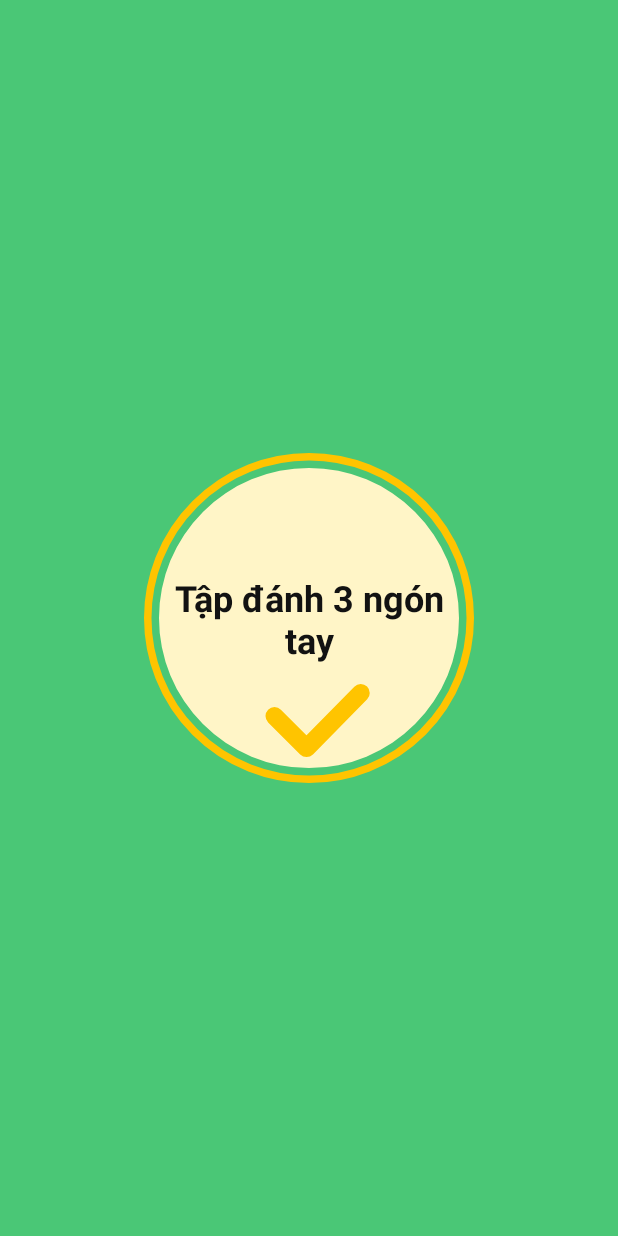
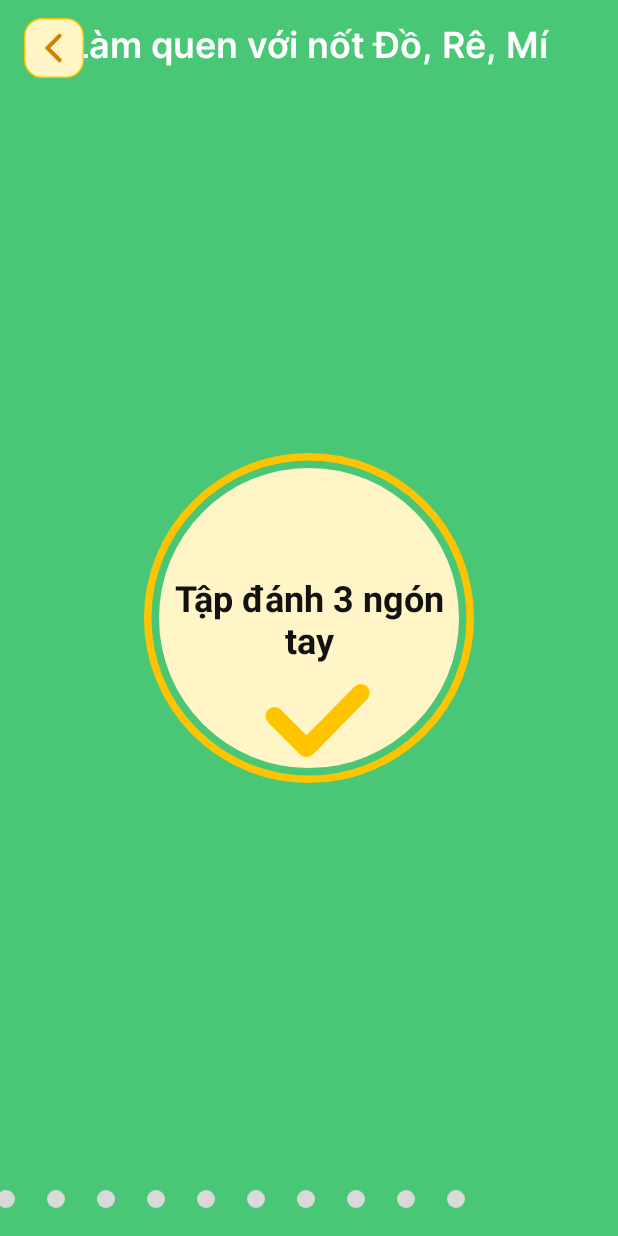
Before and after one commit to VyNguyenXuan/PianoTutorial, an Android app: the screen it shows after launch (CourseDetailActivity), on a phone screen of 412 x 824 dp. Run offline under Robolectric (Android 15) with nearby library versions, the phone set to English and light mode, and no system bars; our stand-ins replace data binding.

Commit message:
Update code

```diff
--- a/app/src/main/java/com/example/pianotutorial/constants/adapters/course_detail/CourseDetailAdapter.java
+++ b/app/src/main/java/com/example/pianotutorial/constants/adapters/course_detail/CourseDetailAdapter.java
@@ -1,13 +1,17 @@
 package com.example.pianotutorial.constants.adapters.course_detail;
 
 import android.content.Context;
+import android.content.Intent;
 import android.view.LayoutInflater;
+import android.view.View;
 import android.view.ViewGroup;
+import android.widget.Toast;
 
 import androidx.annotation.NonNull;
 import androidx.recyclerview.widget.RecyclerView;
 
 import com.example.pianotutorial.databinding.ItemCourseDetailBinding;
+import com.example.pianotutorial.features.playscreen.activities.PlayScreenActivity;
 
 import java.util.List;
 
@@ -31,6 +35,13 @@ public class CourseDetailAdapter extends RecyclerView.Adapter<CourseDetailAdapte
     @Override
     public void onBindViewHolder(@NonNull CourseDetailViewHolder holder, int position) {
         int value = integerList.get(position);
+        holder.binding.courseButton.setOnClickListener(v -> {
+            Intent intent = new Intent(context, PlayScreenActivity.class);
+            intent.putExtra("ITEM_VALUE", value);
+            context.startActivity(intent);
+        });
+
+        holder.binding.executePendingBindings();
     }
 
     @Override
--- a/app/src/main/java/com/example/pianotutorial/features/course_detail/activities/CourseDetailActivity.java
+++ b/app/src/main/java/com/example/pianotutorial/features/course_detail/activities/CourseDetailActivity.java
@@ -2,13 +2,15 @@ package com.example.pianotutorial.features.course_detail.activities;
 
 import android.content.Context;
 import android.os.Bundle;
+import android.view.LayoutInflater;
+import android.view.View;
+import android.widget.ImageView;
+import android.widget.LinearLayout;
 
 import androidx.annotation.Nullable;
 import androidx.appcompat.app.AppCompatActivity;
 import androidx.databinding.DataBindingUtil;
-import androidx.recyclerview.widget.LinearLayoutManager;
-import androidx.recyclerview.widget.PagerSnapHelper;
-import androidx.recyclerview.widget.RecyclerView;
+import androidx.viewpager2.widget.ViewPager2;
 
 import com.example.pianotutorial.R;
 import com.example.pianotutorial.constants.adapters.course_detail.CourseDetailAdapter;
@@ -22,8 +24,6 @@ public class CourseDetailActivity extends AppCompatActivity {
 
     private ActivityCourseDetailBinding activityCourseDetailBinding;
     private CourseDetailEventHandler courseDetailEventHandler;
-    PagerSnapHelper snapHelper = new PagerSnapHelper();
-
 
     @Override
     protected void onCreate(@Nullable Bundle savedInstanceState) {
@@ -47,18 +47,49 @@ public class CourseDetailActivity extends AppCompatActivity {
         courseDetailEventHandler = new CourseDetailEventHandler(this);
         activityCourseDetailBinding.setEventHandler(courseDetailEventHandler);
 
-        // Set up the RecyclerView
-        displayCarouselBannerView(integerList, this);
+        // Set up the ViewPager2
+        setupViewPager2(integerList, this);
     }
 
-    private void displayCarouselBannerView(List<Integer> integerList, Context context) {
-        RecyclerView _carouselRecyclerView = activityCourseDetailBinding.carouselRecyclerView;
+    private void setupViewPager2(List<Integer> integerList, Context context) {
+        ViewPager2 viewPager2 = activityCourseDetailBinding.viewPager2;
+        CourseDetailAdapter adapter = new CourseDetailAdapter(context, integerList);
+        viewPager2.setAdapter(adapter);
 
-        CourseDetailAdapter adapter = new CourseDetailAdapter(context, integerList);
+        LinearLayout indicatorLayout = activityCourseDetailBinding.indicatorLayout;
+        setupIndicators(indicatorLayout, integerList.size(), context);
 
-        _carouselRecyclerView.setLayoutManager(new LinearLayoutManager(context, LinearLayoutManager.HORIZONTAL, false));
-        snapHelper.attachToRecyclerView(_carouselRecyclerView);
-        _carouselRecyclerView.setHasFixedSize(true);
-        _carouselRecyclerView.setAdapter(adapter);
+        viewPager2.registerOnPageChangeCallback(new ViewPager2.OnPageChangeCallback() {
+            @Override
+            public void onPageSelected(int position) {
+                super.onPageSelected(position);
+                updateIndicators(indicatorLayout, position);
+            }
+        });
+    }
+
+    private void setupIndicators(LinearLayout indicatorLayout, int itemCount, Context context) {
+        for (int i = 0; i < itemCount; i++) {
+            ImageView indicator = new ImageView(context);
+            indicator.setImageResource(R.drawable.tab_indicator_unselected);
+            LinearLayout.LayoutParams params = new LinearLayout.LayoutParams(
+                    LinearLayout.LayoutParams.WRAP_CONTENT,
+                    LinearLayout.LayoutParams.WRAP_CONTENT
+            );
+            params.setMargins(16, 16, 16, 24);
+            indicatorLayout.addView(indicator, params);
+        }
+        updateIndicators(indicatorLayout, 0); // set the first indicator as selected
+    }
+
+    private void updateIndicators(LinearLayout indicatorLayout, int position) {
+        for (int i = 0; i < indicatorLayout.getChildCount(); i++) {
+            ImageView indicator = (ImageView) indicatorLayout.getChildAt(i);
+            if (i == position) {
+                indicator.setImageResource(R.drawable.tab_indicator_selected);
+            } else {
+                indicator.setImageResource(R.drawable.tab_indicator_unselected);
+            }
+        }
     }
 }
--- a/app/src/main/java/com/example/pianotutorial/features/playscreen/activities/PlayScreenActivity.java
+++ b/app/src/main/java/com/example/pianotutorial/features/playscreen/activities/PlayScreenActivity.java
@@ -61,7 +61,6 @@ public class PlayScreenActivity extends AppCompatActivity implements MidiAware,
         activityPlayscreenBinding = DataBindingUtil.setContentView(this, R.layout.activity_playscreen);
         playScreenViewModel = new ViewModelProvider(this).get(PlayScreenViewModel.class);
         playScreenEventHandler = new PlayScreenEventHandler(playScreenViewModel, this);
-
         activityPlayscreenBinding.setViewModel(playScreenViewModel);
         activityPlayscreenBinding.setEventHandler(playScreenEventHandler);
         activityPlayscreenBinding.setLifecycleOwner(this);
--- /dev/null
+++ b/app/src/main/res/drawable/tab_indicator_selected.xml
@@ -0,0 +1,5 @@
+<shape xmlns:android="http://schemas.android.com/apk/res/android">
+    <solid android:color="@color/yellow" />
+    <corners android:radius="12dp" />
+    <size android:width="12dp" android:height="12dp" />
+</shape>
--- /dev/null
+++ b/app/src/main/res/drawable/tab_indicator_unselected.xml
@@ -0,0 +1,5 @@
+<shape xmlns:android="http://schemas.android.com/apk/res/android">
+    <solid android:color="#D9D9D9" />
+    <corners android:radius="12dp" />
+    <size android:width="12dp" android:height="12dp" />
+</shape>
--- /dev/null
+++ b/app/src/main/res/drawable/vector_back_arrow.xml
@@ -0,0 +1,11 @@
+<vector xmlns:android="http://schemas.android.com/apk/res/android"
+    android:width="19dp"
+    android:height="19dp"
+    android:viewportWidth="19"
+    android:viewportHeight="19">
+  <path
+      android:pathData="M13.157,2.367C13.065,2.275 12.956,2.202 12.835,2.152C12.715,2.102 12.586,2.076 12.456,2.076C12.326,2.076 12.197,2.102 12.077,2.152C11.957,2.202 11.847,2.275 11.756,2.367L5.177,8.946C5.103,9.019 5.045,9.106 5.005,9.202C4.966,9.297 4.945,9.4 4.945,9.504C4.945,9.607 4.966,9.71 5.005,9.806C5.045,9.902 5.103,9.989 5.177,10.062L11.756,16.641C12.144,17.029 12.769,17.029 13.157,16.641C13.545,16.253 13.545,15.627 13.157,15.239L7.425,9.5L13.165,3.76C13.545,3.38 13.545,2.747 13.157,2.367Z"
+      android:strokeWidth="0.2"
+      android:fillColor="@color/darkYellow"
+      android:strokeColor="@color/darkYellow"/>
+</vector>
--- a/app/src/main/res/drawable/vector_icon_button.xml
+++ b/app/src/main/res/drawable/vector_icon_button.xml
@@ -6,6 +6,6 @@
   <path
       android:strokeWidth="1"
       android:pathData="M12,0.5L28,0.5A11.5,11.5 0,0 1,39.5 12L39.5,28A11.5,11.5 0,0 1,28 39.5L12,39.5A11.5,11.5 0,0 1,0.5 28L0.5,12A11.5,11.5 0,0 1,12 0.5z"
-      android:fillColor="#ffffff"
-      android:strokeColor="#E8ECF4"/>
+      android:fillColor="@color/lightYellow"
+      android:strokeColor="@color/yellow"/>
 </vector>
--- a/app/src/main/res/drawable/vector_toc.xml
+++ b/app/src/main/res/drawable/vector_toc.xml
@@ -5,5 +5,5 @@
     android:viewportHeight="30">
   <path
       android:pathData="M3.75,11.25H21.25V8.75H3.75V11.25ZM3.75,16.25H21.25V13.75H3.75V16.25ZM3.75,21.25H21.25V18.75H3.75V21.25ZM23.75,21.25H26.25V18.75H23.75V21.25ZM23.75,8.75V11.25H26.25V8.75H23.75ZM23.75,16.25H26.25V13.75H23.75V16.25Z"
-      android:fillColor="#000000"/>
+      android:fillColor="@color/darkYellow"/>
 </vector>
--- a/app/src/main/res/layout/activity_course_detail.xml
+++ b/app/src/main/res/layout/activity_course_detail.xml
@@ -1,37 +1,60 @@
 <?xml version="1.0" encoding="utf-8"?>
-<layout xmlns:app="http://schemas.android.com/apk/res-auto"
-    xmlns:android="http://schemas.android.com/apk/res/android"
-    >
+<layout xmlns:android="http://schemas.android.com/apk/res/android"
+    xmlns:app="http://schemas.android.com/apk/res-auto">
+
     <data>
+
         <variable
             name="eventHandler"
             type="com.example.pianotutorial.features.course_detail.eventhandlers.CourseDetailEventHandler" />
     </data>
+
     <androidx.constraintlayout.widget.ConstraintLayout
         android:layout_width="match_parent"
         android:layout_height="match_parent"
-        android:background="@color/green"
-        android:onClick="@{eventHandler::navigateToPlayScreen}"
-        >
+        android:background="@color/green">
 
-        <androidx.constraintlayout.widget.ConstraintLayout
-            android:id="@+id/carousel_constraint_layout"
+
+        <LinearLayout
+            android:id="@+id/indicator_layout"
             android:layout_width="wrap_content"
             android:layout_height="wrap_content"
-            android:paddingHorizontal="16dp"
-            android:paddingVertical="12dp"
+            android:layout_marginTop="16dp"
+            android:gravity="center"
+            android:orientation="horizontal"
+            app:layout_constraintBottom_toBottomOf="parent"
+            app:layout_constraintEnd_toEndOf="parent"
+            app:layout_constraintStart_toStartOf="parent" />
 
+        <androidx.viewpager2.widget.ViewPager2
+            android:id="@+id/view_pager2"
+            android:layout_width="match_parent"
+            android:layout_height="match_parent"
+            android:onClick="@{eventHandler::navigateToPlayScreen}"
             app:layout_constraintBottom_toBottomOf="parent"
             app:layout_constraintEnd_toEndOf="parent"
             app:layout_constraintStart_toStartOf="parent"
+            app:layout_constraintTop_toTopOf="parent" />
+
+        <androidx.constraintlayout.widget.ConstraintLayout
+            android:id="@+id/menu_icon"
+            android:layout_width="40dp"
+            android:layout_height="40dp"
+            android:layout_marginStart="16dp"
+            android:layout_marginTop="12dp"
+            android:background="@drawable/vector_icon_button"
+            app:layout_constraintStart_toStartOf="parent"
             app:layout_constraintTop_toTopOf="parent">
 
-            <androidx.recyclerview.widget.RecyclerView
-                android:id="@+id/carousel_recycler_view"
-                android:layout_width="match_parent"
-                android:layout_height="wrap_content"
-                app:layout_constraintTop_toTopOf="@id/carousel_constraint_layout" />
-
+            <View
+                android:id="@+id/toc_image"
+                android:layout_width="24dp"
+                android:layout_height="24dp"
+                android:background="@drawable/vector_back_arrow"
+                app:layout_constraintBottom_toBottomOf="parent"
+                app:layout_constraintEnd_toEndOf="parent"
+                app:layout_constraintStart_toStartOf="parent"
+                app:layout_constraintTop_toTopOf="parent" />
         </androidx.constraintlayout.widget.ConstraintLayout>
     </androidx.constraintlayout.widget.ConstraintLayout>
 </layout>
--- a/app/src/main/res/layout/item_course_detail.xml
+++ b/app/src/main/res/layout/item_course_detail.xml
@@ -4,9 +4,25 @@
 
     <androidx.constraintlayout.widget.ConstraintLayout
         android:layout_width="match_parent"
-        android:layout_height="wrap_content">
+        android:layout_height="match_parent">
+
+        <TextView
+            android:layout_marginTop="12dp"
+            android:layout_width="wrap_content"
+            android:layout_height="wrap_content"
+            android:layout_gravity="top|center"
+            android:fontFamily="@font/inter"
+            android:gravity="center_vertical"
+            android:singleLine="true"
+            android:text="@string/course_detail_title"
+            android:textColor="@color/white"
+            android:textSize="24sp"
+            app:layout_constraintEnd_toEndOf="parent"
+            app:layout_constraintStart_toStartOf="parent"
+            app:layout_constraintTop_toTopOf="parent" />
 
         <androidx.constraintlayout.widget.ConstraintLayout
+            android:id="@+id/course_button"
             android:layout_width="220dp"
             android:layout_height="220dp"
             android:background="@drawable/vector_circle"
--- a/app/src/main/res/values/strings.xml
+++ b/app/src/main/res/values/strings.xml
@@ -41,6 +41,8 @@
     <string name="verify_input_pass">Xác nhận mật khẩu</string>
     <string name="username">Tên đăng nhập</string>
     <string name="warning_email">Chúng tôi đã gửi mã xác nhận vào email của bạn, hãy nhập 5 kí tự từ mã xác nhận đã gửi</string>
+    <string name="course_detail_title">Làm quen với nốt Đồ, Rê, Mí</string>
+
 
 
 </resources>
--- a/app/src/main/res/values/style.xml
+++ b/app/src/main/res/values/style.xml
@@ -1,5 +1,6 @@
 <?xml version="1.0" encoding="utf-8"?>
 <resources xmlns:tools="http://schemas.android.com/tools">
+
     <style name="AppTheme" parent="Theme.AppCompat.Light.DarkActionBar">
         <item name="colorPrimary">@color/white</item>
         <item name="colorPrimaryDark">@color/blackGrey</item>
@@ -77,7 +78,15 @@
         <item name="android:textColor">@color/white</item>
         <item name="android:fontFamily">@font/inter</item>
         <item name="android:textFontWeight" tools:targetApi="p">600</item>
-        <item name="android:background">@drawable/rectangle_bg_gray_900_01_border_gray_900_01_radius_4</item>
+        <item name="android:background">
+            @drawable/rectangle_bg_gray_900_01_border_gray_900_01_radius_4
+        </item>
+    </style>
+
+    <style name="CustomTabLayout" parent="Widget.Design.TabLayout">
+        <item name="tabIndicatorHeight">0dp</item>
+        <item name="tabIndicator">@android:color/transparent</item>
+        <item name="tabBackground">@android:color/transparent</item>
     </style>
 
 
--- a/gradle/libs.versions.toml
+++ b/gradle/libs.versions.toml
@@ -1,5 +1,5 @@
 [versions]
-agp = "8.5.1"
+agp = "8.4.0"
 junit = "4.13.2"
 junitVersion = "1.2.1"
 espressoCore = "3.6.1"
```
